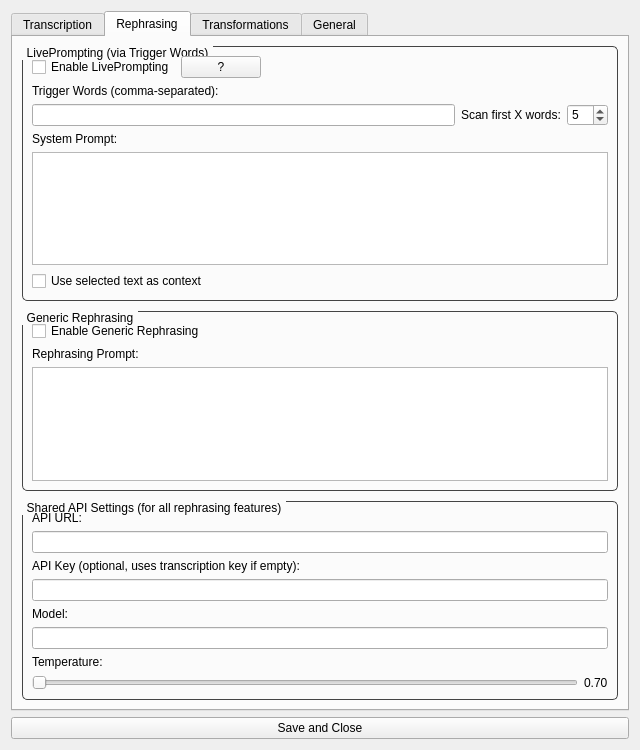
First picture: the form in app/resources/main_window.ui, repository bjspi/WhisperTyper, before the edit.
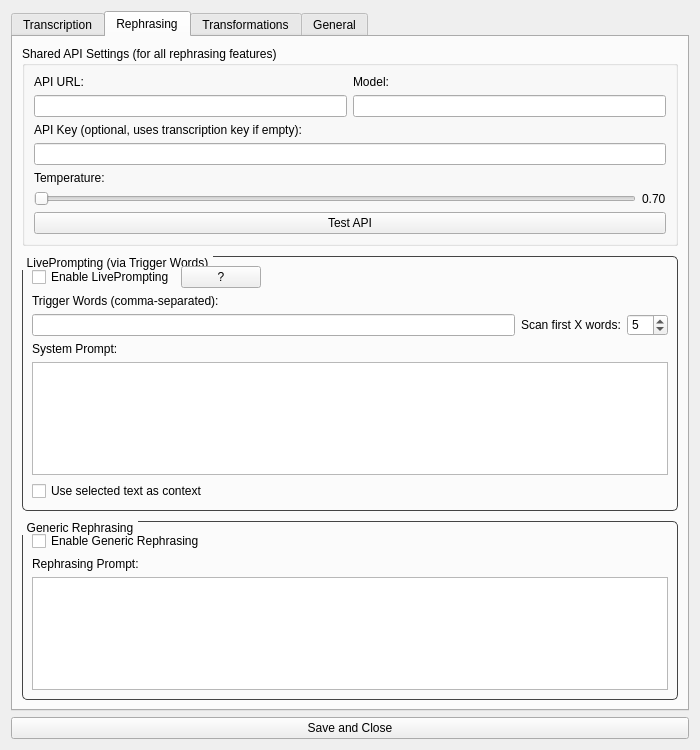
Second picture: the form after the edit. The open tabs and pages were chosen to show the change.

Patch:
```diff
--- a/app/resources/main_window.ui
+++ b/app/resources/main_window.ui
@@ -6,7 +6,7 @@
    <rect>
     <x>0</x>
     <y>0</y>
-    <width>640</width>
+    <width>700</width>
     <height>750</height>
    </rect>
   </property>
@@ -242,6 +242,93 @@
        <property name="spacing">
         <number>10</number>
        </property>
+       <item>
+        <widget class="QGroupBox" name="shared_api_group">
+         <property name="title">
+          <string>Shared API Settings (for all rephrasing features)</string>
+         </property>
+         <layout class="QVBoxLayout" name="shared_api_layout">
+          <item>
+           <layout class="QHBoxLayout" name="rephrasing_url_model_layout">
+            <item>
+             <layout class="QVBoxLayout" name="rephrasing_url_v_layout">
+              <item>
+               <widget class="QLabel" name="rephrasing_api_url_label">
+                <property name="text">
+                 <string>API URL:</string>
+                </property>
+               </widget>
+              </item>
+              <item>
+               <widget class="QLineEdit" name="rephrasing_api_url_input"/>
+              </item>
+             </layout>
+            </item>
+            <item>
+             <layout class="QVBoxLayout" name="rephrasing_model_v_layout">
+              <item>
+               <widget class="QLabel" name="rephrasing_model_label">
+                <property name="text">
+                 <string>Model:</string>
+                </property>
+               </widget>
+              </item>
+              <item>
+               <widget class="QLineEdit" name="rephrasing_model_input"/>
+              </item>
+             </layout>
+            </item>
+           </layout>
+          </item>
+          <item>
+           <widget class="QLabel" name="rephrasing_api_key_label">
+            <property name="text">
+             <string>API Key (optional, uses transcription key if empty):</string>
+            </property>
+           </widget>
+          </item>
+          <item>
+           <widget class="QLineEdit" name="rephrasing_api_key_input">
+            <property name="echoMode">
+             <enum>QLineEdit::Password</enum>
+            </property>
+           </widget>
+          </item>
+          <item>
+           <widget class="QLabel" name="rephrasing_temp_label_title">
+            <property name="text">
+             <string>Temperature:</string>
+            </property>
+           </widget>
+          </item>
+          <item>
+           <layout class="QHBoxLayout" name="rephrasing_temp_layout">
+            <item>
+             <widget class="QSlider" name="rephrasing_temp_slider">
+              <property name="orientation">
+               <enum>Qt::Horizontal</enum>
+              </property>
+             </widget>
+            </item>
+            <item>
+             <widget class="QLabel" name="rephrasing_temp_label">
+              <property name="text">
+               <string>0.70</string>
+              </property>
+             </widget>
+            </item>
+           </layout>
+          </item>
+          <item>
+           <widget class="QPushButton" name="test_rephrasing_api_button">
+            <property name="text">
+             <string>Test API</string>
+            </property>
+           </widget>
+          </item>
+         </layout>
+        </widget>
+       </item>
        <item>
         <widget class="QGroupBox" name="liveprompt_group">
          <property name="styleSheet">
@@ -395,89 +482,6 @@
          </layout>
         </widget>
        </item>
-       <item>
-        <widget class="QGroupBox" name="shared_api_group">
-         <property name="styleSheet">
-          <string>
-            QGroupBox {
-                border: 1px solid #444;
-                border-radius: 5px;
-                margin-top: 1ex;
-            }
-            QGroupBox::title {
-                subcontrol-origin: margin;
-                subcontrol-position: top left;
-                padding: 0 3px;
-                border-radius: 3px;
-            }
-        </string>
-         </property>
-         <property name="title">
-          <string>Shared API Settings (for all rephrasing features)</string>
-         </property>
-         <layout class="QVBoxLayout" name="shared_api_layout">
-          <item>
-           <widget class="QLabel" name="rephrasing_api_url_label">
-            <property name="text">
-             <string>API URL:</string>
-            </property>
-           </widget>
-          </item>
-          <item>
-           <widget class="QLineEdit" name="rephrasing_api_url_input"/>
-          </item>
-          <item>
-           <widget class="QLabel" name="rephrasing_api_key_label">
-            <property name="text">
-             <string>API Key (optional, uses transcription key if empty):</string>
-            </property>
-           </widget>
-          </item>
-          <item>
-           <widget class="QLineEdit" name="rephrasing_api_key_input">
-            <property name="echoMode">
-             <enum>QLineEdit::Password</enum>
-            </property>
-           </widget>
-          </item>
-          <item>
-           <widget class="QLabel" name="rephrasing_model_label">
-            <property name="text">
-             <string>Model:</string>
-            </property>
-           </widget>
-          </item>
-          <item>
-           <widget class="QLineEdit" name="rephrasing_model_input"/>
-          </item>
-          <item>
-           <widget class="QLabel" name="rephrasing_temp_label_title">
-            <property name="text">
-             <string>Temperature:</string>
-            </property>
-           </widget>
-          </item>
-          <item>
-           <layout class="QHBoxLayout" name="rephrasing_temp_layout">
-            <item>
-             <widget class="QSlider" name="rephrasing_temp_slider">
-              <property name="orientation">
-               <enum>Qt::Horizontal</enum>
-              </property>
-             </widget>
-            </item>
-            <item>
-             <widget class="QLabel" name="rephrasing_temp_label">
-              <property name="text">
-               <string>0.70</string>
-              </property>
-             </widget>
-            </item>
-           </layout>
-          </item>
-         </layout>
-        </widget>
-       </item>
        <item>
         <spacer name="verticalSpacer_2">
          <property name="orientation">
```
Left out of the diff: 29 changed lines with no effect on the pictures.
